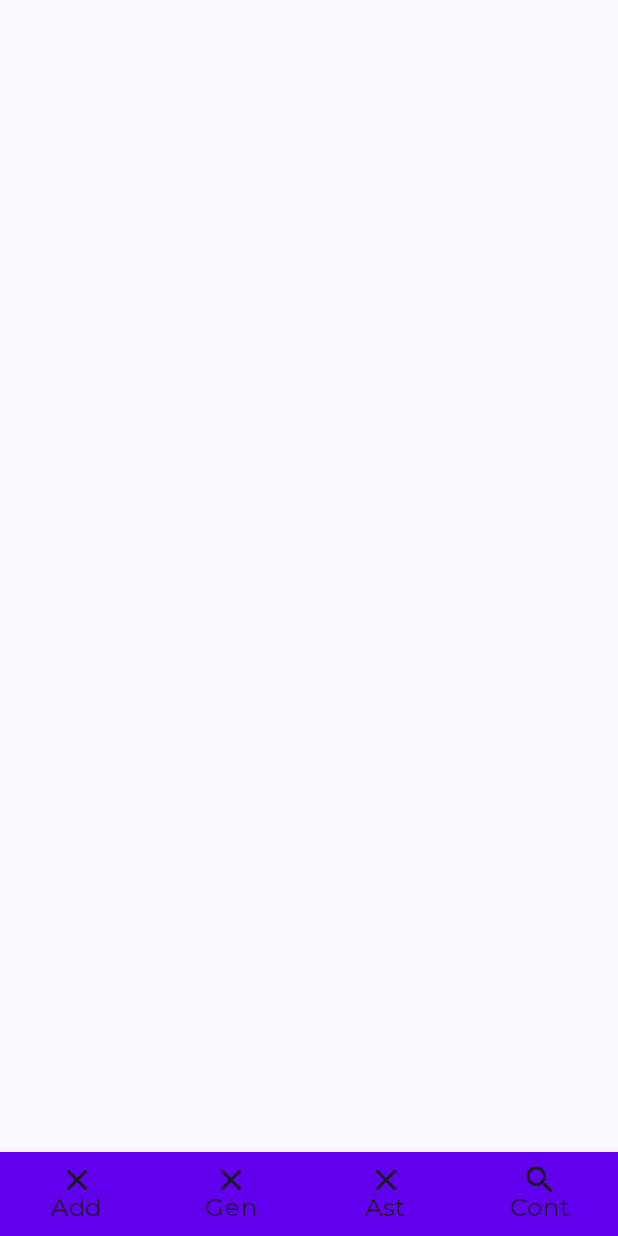
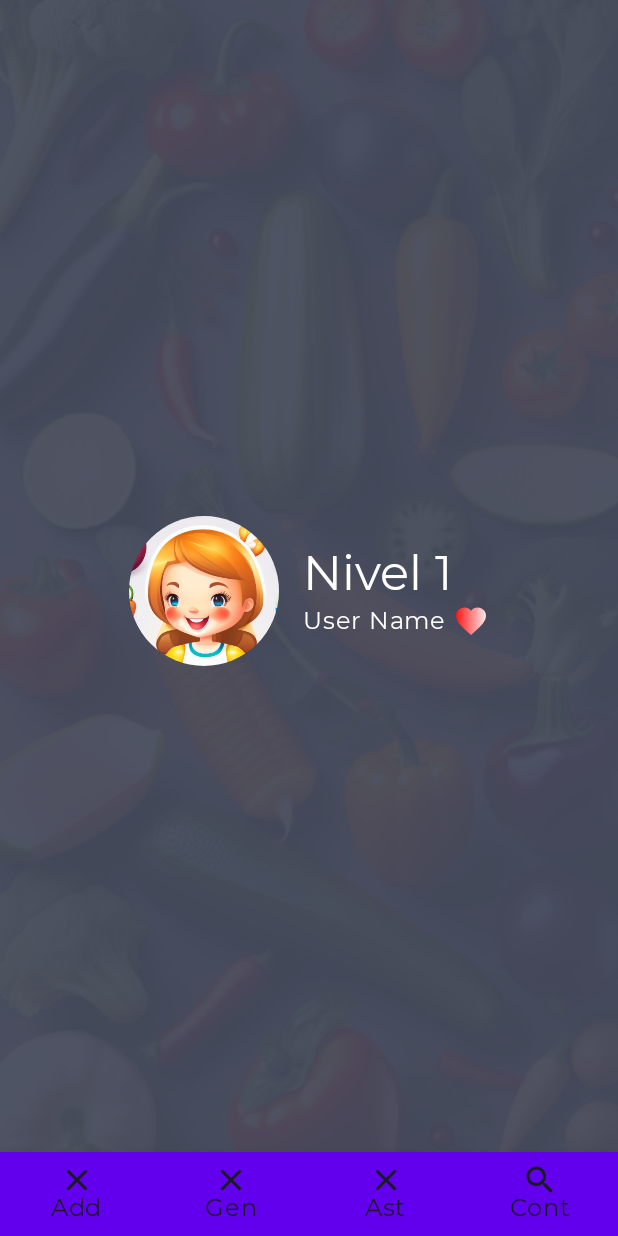
Before and after one commit to vladr7/EmaFoods, an Android app built with Jetpack Compose: the GameRoute screen opened through its navigation route, on a phone screen of 412 x 824 dp. Run offline under Robolectric (Android 15) with nearby library versions, the phone set to English and light mode, and no system bars; our stand-ins replace Dagger/Hilt's generated code, Firebase (no records; nobody signed in at launch, a user with empty details on screens opened directly); 1 statement that could not run was skipped.

Commit message:
Game header

```diff
--- a/app/src/main/java/com/example/emafoods/feature/profile/presentation/game/GameScreen.kt
+++ b/app/src/main/java/com/example/emafoods/feature/profile/presentation/game/GameScreen.kt
@@ -1,7 +1,40 @@
 package com.example.emafoods.feature.profile.presentation.game
 
+import androidx.compose.foundation.Image
+import androidx.compose.foundation.background
+import androidx.compose.foundation.layout.Arrangement
+import androidx.compose.foundation.layout.Box
+import androidx.compose.foundation.layout.Column
+import androidx.compose.foundation.layout.Row
+import androidx.compose.foundation.layout.fillMaxSize
+import androidx.compose.foundation.layout.padding
+import androidx.compose.foundation.layout.size
+import androidx.compose.foundation.shape.CircleShape
+import androidx.compose.material.icons.Icons
+import androidx.compose.material.icons.filled.Favorite
+import androidx.compose.material3.Icon
+import androidx.compose.material3.MaterialTheme
+import androidx.compose.material3.Text
 import androidx.compose.runtime.Composable
+import androidx.compose.runtime.getValue
+import androidx.compose.runtime.mutableStateOf
+import androidx.compose.runtime.remember
+import androidx.compose.runtime.setValue
+import androidx.compose.ui.Alignment
 import androidx.compose.ui.Modifier
+import androidx.compose.ui.draw.alpha
+import androidx.compose.ui.draw.clip
+import androidx.compose.ui.draw.drawWithCache
+import androidx.compose.ui.graphics.BlendMode
+import androidx.compose.ui.graphics.Brush
+import androidx.compose.ui.graphics.Color
+import androidx.compose.ui.graphics.graphicsLayer
+import androidx.compose.ui.layout.ContentScale
+import androidx.compose.ui.layout.onGloballyPositioned
+import androidx.compose.ui.res.painterResource
+import androidx.compose.ui.unit.IntSize
+import androidx.compose.ui.unit.dp
+import com.example.emafoods.R
 
 @Composable
 fun GameRoute(
@@ -9,12 +42,123 @@ fun GameRoute(
 ) {
     GameScreen(
         modifier = modifier,
+        userName = "User Name",
+        level = "Nivel 1"
     )
 }
 
 @Composable
 fun GameScreen(
+    modifier: Modifier = Modifier,
+    userName: String,
+    level: String
+) {
+    GameBackground()
+    Column(
+        modifier = modifier
+            .fillMaxSize(),
+        horizontalAlignment = Alignment.CenterHorizontally,
+        verticalArrangement = Arrangement.Center
+    ) {
+        GameHeader(
+            modifier = modifier,
+            userName = userName,
+            level = level
+        )
+    }
+
+}
+
+@Composable
+fun GameHeader(
+    modifier: Modifier,
+    userName: String,
+    level: String
+) {
+    Row(
+        modifier = modifier
+            .padding(start = 16.dp, end = 16.dp, top = 36.dp, bottom = 16.dp),
+        verticalAlignment = Alignment.CenterVertically
+    ) {
+        Image(
+            painter = painterResource(id = R.drawable.profilepic1),
+            contentDescription = null,
+            contentScale = ContentScale.Crop,
+            modifier = Modifier
+                .size(100.dp)
+                .clip(CircleShape)
+        )
+        Column(
+            modifier = Modifier
+                .padding(start = 16.dp)
+                .align(Alignment.CenterVertically)
+        ) {
+            Text(
+                text = level,
+                style = MaterialTheme.typography.headlineLarge,
+                color = MaterialTheme.colorScheme.onSecondary
+            )
+            Row {
+                Text(
+                    text = userName,
+                    style = MaterialTheme.typography.bodyLarge,
+                    color = MaterialTheme.colorScheme.onSecondary
+                )
+                Icon(
+                    imageVector = Icons.Filled.Favorite,
+                    contentDescription = null,
+                    modifier = Modifier
+                        .padding(start = 4.dp)
+                        .graphicsLayer(alpha = 0.99f)
+                        .drawWithCache {
+                            onDrawWithContent {
+                                drawContent()
+                                drawRect(
+                                    Brush.horizontalGradient(
+                                        listOf(
+                                            Color.Red,
+                                            Color.White
+                                        )
+                                    ), blendMode = BlendMode.SrcAtop
+                                )
+                            }
+                        },
+                )
+            }
+
+        }
+    }
+}
+
+@Composable
+fun GameBackground(
     modifier: Modifier = Modifier
 ) {
+    var sizeImage by remember { mutableStateOf(IntSize.Zero) }
 
+    val gradient = Brush.verticalGradient(
+        colors = listOf(MaterialTheme.colorScheme.secondary, MaterialTheme.colorScheme.secondary),
+        startY = sizeImage.height.toFloat(),
+        endY = 0f
+    )
+
+    Box() {
+        Image(
+            painter = painterResource(id = R.drawable.profilebackground),
+            contentDescription = null,
+            contentScale = ContentScale.FillHeight,
+            modifier = modifier
+                .onGloballyPositioned {
+                    sizeImage = it.size
+                }
+                .fillMaxSize()
+                .alpha(0.5f),
+        )
+        Box(
+            modifier = Modifier
+                .matchParentSize()
+                .alpha(0.9f)
+                .background(gradient)
+        )
+    }
 }
```
